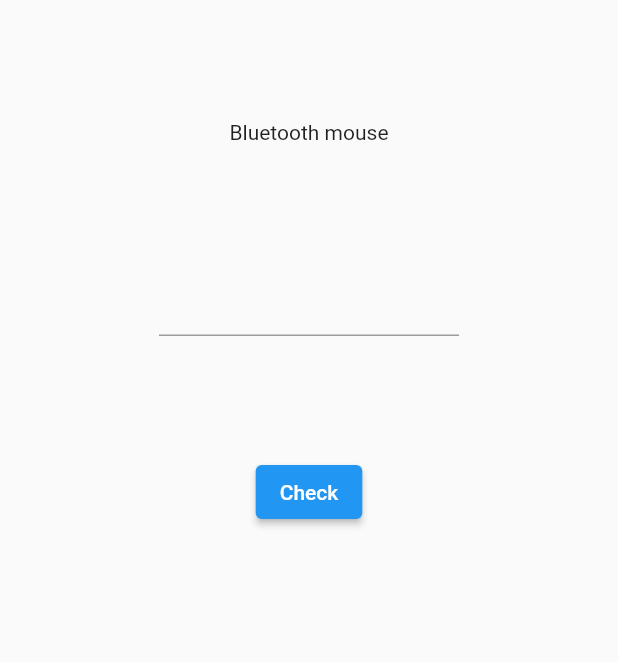
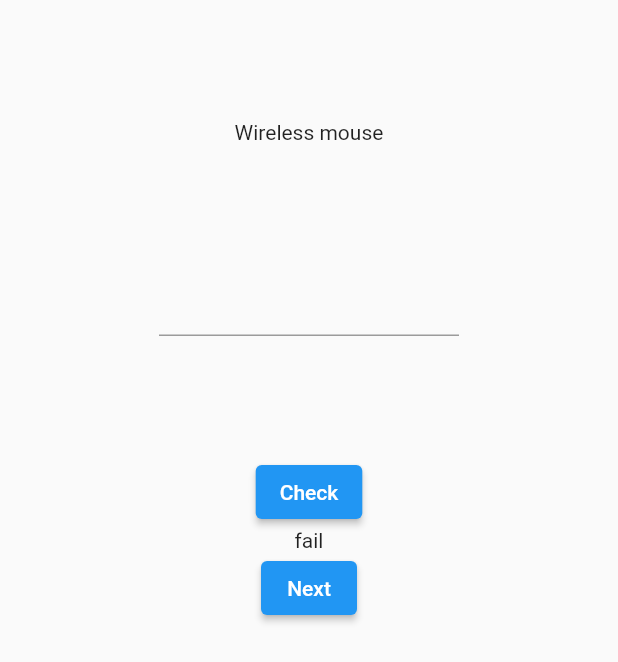
Before and after one commit to Phong-Trinh/name-your-price, a Flutter app: the screen it shows after launch, after a tap on "Check", on a phone screen of 412 x 824 dp. Shown: the top 662 px of the screen. Run offline on Flutter 3.47's test engine with Material 2 defaults, Android fonts, the phone set to English and light mode, and no system bars.

Commit message:
Check result & show next product

```diff
--- a/lib/pages/home_page.dart
+++ b/lib/pages/home_page.dart
@@ -1,8 +1,32 @@
 import 'package:flutter/material.dart';
 import 'package:flutter/services.dart';
 
-class HomePage extends StatelessWidget {
+class ProductInfo {
+  final String name;
+  final int price;
+
+  ProductInfo(this.name, this.price);
+}
+
+final products = [
+  ProductInfo('Wireless mouse', 3),
+  ProductInfo('Keyboard', 5),
+  ProductInfo('Camera', 8),
+  ProductInfo('Speaker', 4),
+  ProductInfo('iPad', 1000),
+];
+
+class HomePage extends StatefulWidget {
   const HomePage({super.key});
+
+  @override
+  State<HomePage> createState() => _HomePageState();
+}
+
+class _HomePageState extends State<HomePage> {
+  int _index = 0;
+  int? _inputPrice;
+  String _result = '';
 
   @override
   Widget build(BuildContext context) {
@@ -11,17 +35,40 @@ class HomePage extends StatelessWidget {
         child: Column(
           children: [
             const Padding(padding: EdgeInsets.only(top: 80)),
-            const Text('Bluetooth mouse'),
+            Text(products[_index].name),
             const Padding(padding: EdgeInsets.only(top: 80)),
             SizedBox(
               width: 200,
               child: TextField(
                 keyboardType: TextInputType.number,
                 inputFormatters: [FilteringTextInputFormatter.digitsOnly],
+                onChanged: (value) => {_inputPrice = int.parse(value)},
               ),
             ),
             const Padding(padding: EdgeInsets.only(top: 80)),
-            ElevatedButton(onPressed: () {}, child: const Text('Check'))
+            ElevatedButton(
+                onPressed: () {
+                  setState(() {
+                    _result =
+                        products[_index].price == _inputPrice ? 'pass' : 'fail';
+                  });
+                },
+                child: const Text('Check')),
+            Visibility(
+              visible: _result.isNotEmpty,
+              child: Text(_result),
+            ),
+            Visibility(
+                visible: _result.isNotEmpty,
+                child: ElevatedButton(
+                    onPressed: () {
+                      setState(() {
+                        if (_index < products.length - 1) {
+                          _index++;
+                        }
+                      });
+                    },
+                    child: const Text('Next')))
           ],
         ),
       ),
```
Also changed, not shown: 1 other file.
